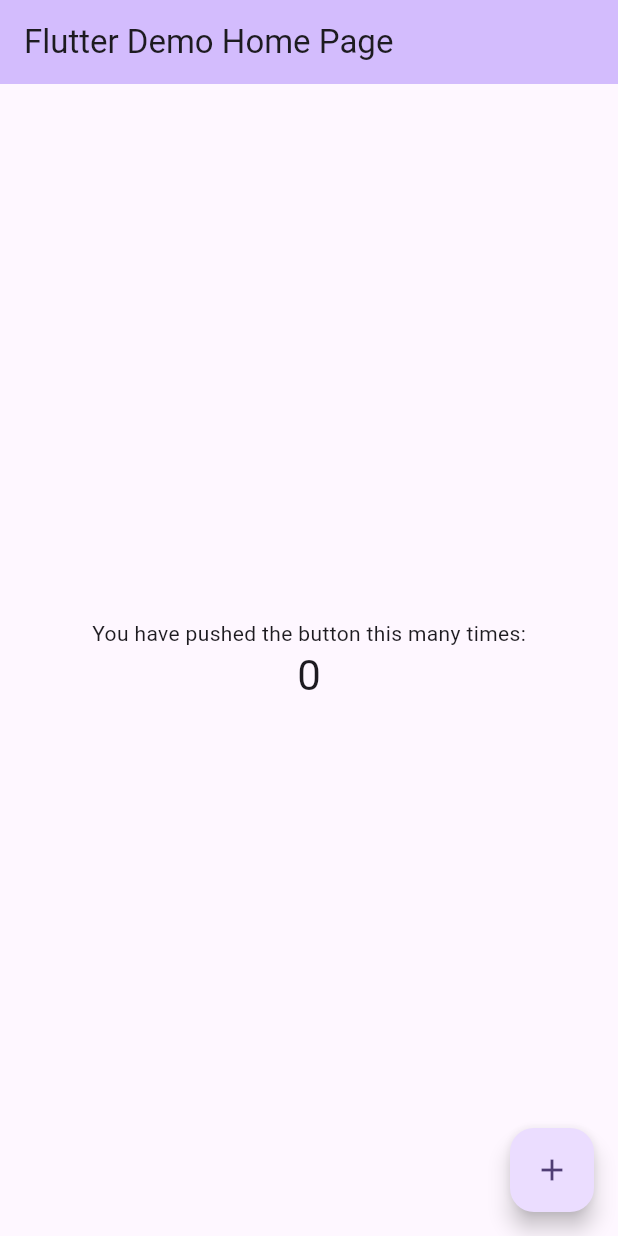
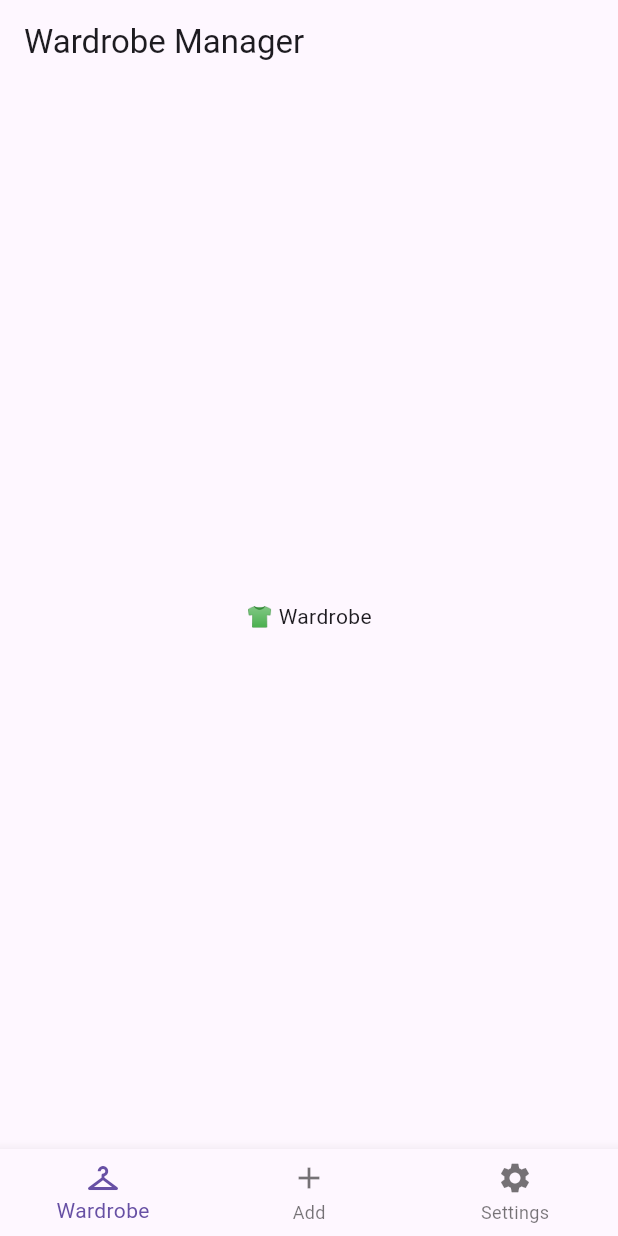
Before and after one commit to adas-ops/Wardrobe-Manager, a Flutter app: the screen it shows after launch, on a phone screen of 412 x 824 dp. Run offline on Flutter 3.47's test engine with Material 3 defaults, Android fonts, the phone set to English and light mode, and no system bars; statements that could not run were skipped.

Commit message:
Wardrobe, Add, Settings

```diff
--- a/wardrobe_manager/lib/main.dart
+++ b/wardrobe_manager/lib/main.dart
@@ -7,116 +7,57 @@ void main() {
 class MyApp extends StatelessWidget {
   const MyApp({super.key});
 
-  // This widget is the root of your application.
   @override
   Widget build(BuildContext context) {
     return MaterialApp(
-      title: 'Flutter Demo',
-      theme: ThemeData(
-        // This is the theme of your application.
-        //
-        // TRY THIS: Try running your application with "flutter run". You'll see
-        // the application has a purple toolbar. Then, without quitting the app,
-        // try changing the seedColor in the colorScheme below to Colors.green
-        // and then invoke "hot reload" (save your changes or press the "hot
-        // reload" button in a Flutter-supported IDE, or press "r" if you used
-        // the command line to start the app).
-        //
-        // Notice that the counter didn't reset back to zero; the application
-        // state is not lost during the reload. To reset the state, use hot
-        // restart instead.
-        //
-        // This works for code too, not just values: Most code changes can be
-        // tested with just a hot reload.
-        colorScheme: ColorScheme.fromSeed(seedColor: Colors.deepPurple),
-      ),
-      home: const MyHomePage(title: 'Flutter Demo Home Page'),
+      title: 'Wardrobe Manager',
+      theme: ThemeData(primarySwatch: Colors.indigo),
+      home: const HomeScreen(),
     );
   }
 }
 
-class MyHomePage extends StatefulWidget {
-  const MyHomePage({super.key, required this.title});
-
-  // This widget is the home page of your application. It is stateful, meaning
-  // that it has a State object (defined below) that contains fields that affect
-  // how it looks.
-
-  // This class is the configuration for the state. It holds the values (in this
-  // case the title) provided by the parent (in this case the App widget) and
-  // used by the build method of the State. Fields in a Widget subclass are
-  // always marked "final".
-
-  final String title;
+class HomeScreen extends StatefulWidget {
+  const HomeScreen({super.key});
 
   @override
-  State<MyHomePage> createState() => _MyHomePageState();
+  State<HomeScreen> createState() => _HomeScreenState();
 }
 
-class _MyHomePageState extends State<MyHomePage> {
-  int _counter = 0;
+class _HomeScreenState extends State<HomeScreen> {
+  int _selectedIndex = 0;
 
-  void _incrementCounter() {
+  static const List<Widget> _screens = [
+    Center(child: Text('👕 Wardrobe')),
+    static final List<Widget> _screens = [
+  Center(child: Text('👕 Wardrobe')),
+  AddClothingScreen(),
+  Center(child: Text('⚙️ Settings')),
+];
+
+    Center(child: Text('⚙️ Settings')),
+  ];
+
+  void _onItemTapped(int index) {
     setState(() {
-      // This call to setState tells the Flutter framework that something has
-      // changed in this State, which causes it to rerun the build method below
-      // so that the display can reflect the updated values. If we changed
-      // _counter without calling setState(), then the build method would not be
-      // called again, and so nothing would appear to happen.
-      _counter++;
+      _selectedIndex = index;
     });
   }
 
   @override
   Widget build(BuildContext context) {
-    // This method is rerun every time setState is called, for instance as done
-    // by the _incrementCounter method above.
-    //
-    // The Flutter framework has been optimized to make rerunning build methods
-    // fast, so that you can just rebuild anything that needs updating rather
-    // than having to individually change instances of widgets.
     return Scaffold(
-      appBar: AppBar(
-        // TRY THIS: Try changing the color here to a specific color (to
-        // Colors.amber, perhaps?) and trigger a hot reload to see the AppBar
-        // change color while the other colors stay the same.
-        backgroundColor: Theme.of(context).colorScheme.inversePrimary,
-        // Here we take the value from the MyHomePage object that was created by
-        // the App.build method, and use it to set our appbar title.
-        title: Text(widget.title),
+      appBar: AppBar(title: const Text('Wardrobe Manager')),
+      body: _screens[_selectedIndex],
+      bottomNavigationBar: BottomNavigationBar(
+        currentIndex: _selectedIndex,
+        onTap: _onItemTapped,
+        items: const [
+          BottomNavigationBarItem(icon: Icon(Icons.checkroom), label: 'Wardrobe'),
+          BottomNavigationBarItem(icon: Icon(Icons.add), label: 'Add'),
+          BottomNavigationBarItem(icon: Icon(Icons.settings), label: 'Settings'),
+        ],
       ),
-      body: Center(
-        // Center is a layout widget. It takes a single child and positions it
-        // in the middle of the parent.
-        child: Column(
-          // Column is also a layout widget. It takes a list of children and
-          // arranges them vertically. By default, it sizes itself to fit its
-          // children horizontally, and tries to be as tall as its parent.
-          //
-          // Column has various properties to control how it sizes itself and
-          // how it positions its children. Here we use mainAxisAlignment to
-          // center the children vertically; the main axis here is the vertical
-          // axis because Columns are vertical (the cross axis would be
-          // horizontal).
-          //
-          // TRY THIS: Invoke "debug painting" (choose the "Toggle Debug Paint"
-          // action in the IDE, or press "p" in the console), to see the
-          // wireframe for each widget.
-          mainAxisAlignment: MainAxisAlignment.center,
-          children: <Widget>[
-            const Text('You have pushed the button this many times:'),
-            Text(
-              '$_counter',
-              style: Theme.of(context).textTheme.headlineMedium,
-            ),
-          ],
-        ),
-      ),
-      floatingActionButton: FloatingActionButton(
-        onPressed: _incrementCounter,
-        tooltip: 'Increment',
-        child: const Icon(Icons.add),
-      ), // This trailing comma makes auto-formatting nicer for build methods.
     );
   }
 }
```
Also changed, not shown: wardrobe_manager/pubspec.yaml (+7 -0 lines), wardrobe_manager/pubspec.lock, 5 other files.
